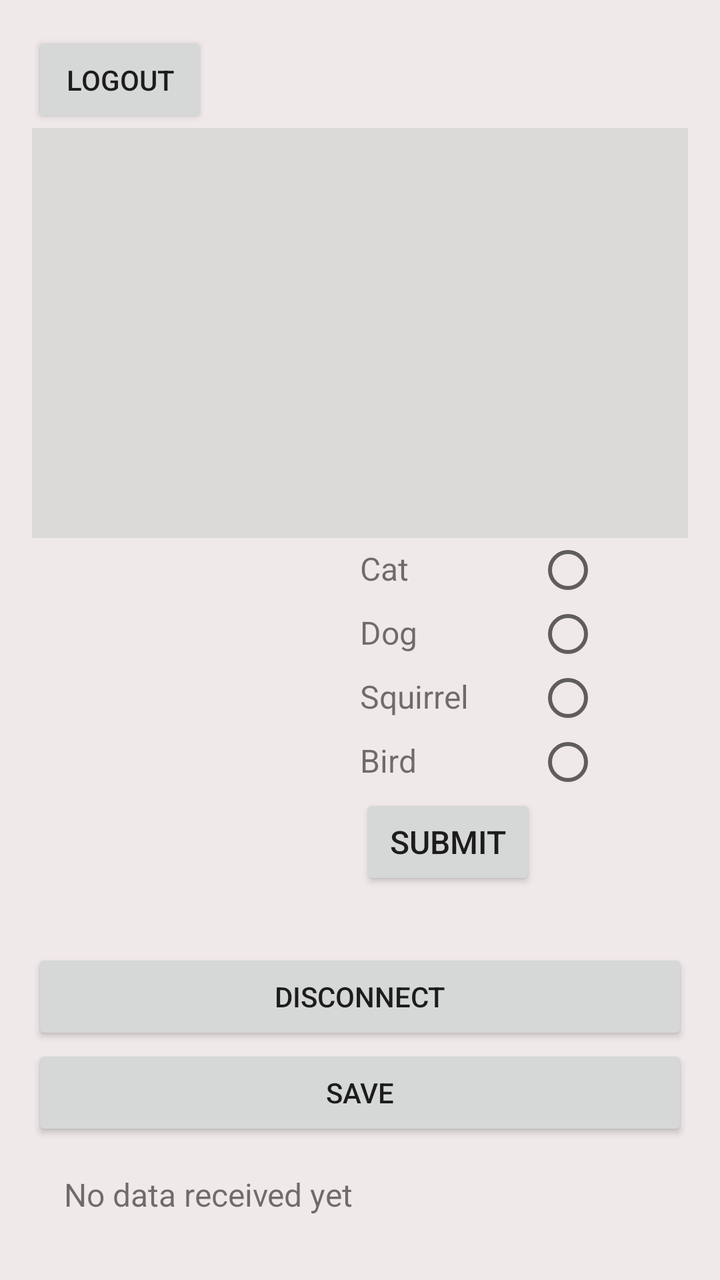
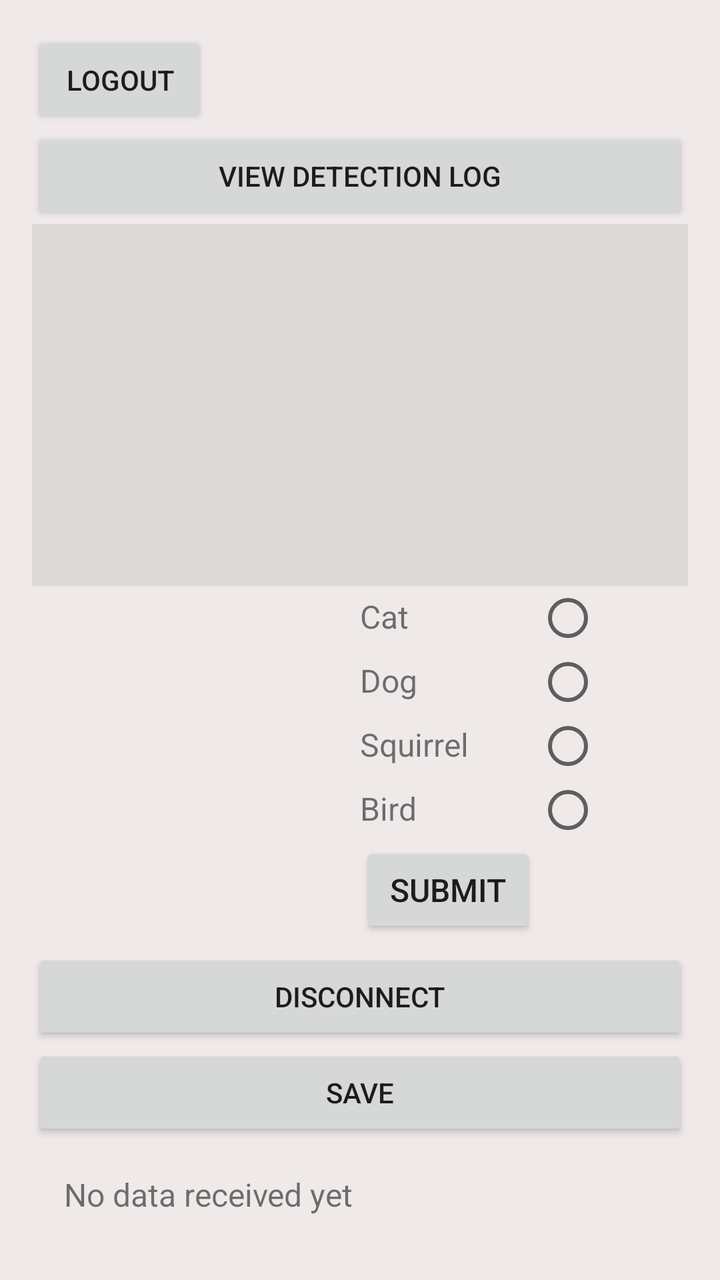

Two renders of the same Android screen: before a commit and after it. Below are the layout's source before the change and the commit's diff.
<!-- AndroidManifest.xml: activity theme Theme.AppCompat.Light -->
<!-- res/layout/activity_main.xml -->
<?xml version="1.0" encoding="utf-8"?>
<LinearLayout
    xmlns:android="http://schemas.android.com/apk/res/android"
    xmlns:tools="http://schemas.android.com/tools"
    android:orientation="vertical"
    android:layout_width="match_parent"
    android:layout_height="match_parent"
    android:background="#F0E9E9"
    android:padding="16dp"
    tools:context=".MainActivity">

    








    
    <Button
        android:id="@+id/logoutButton"
        android:layout_width="wrap_content"
        android:layout_height="wrap_content"
        android:text="Logout" />

    
    <androidx.viewpager2.widget.ViewPager2
        android:id="@+id/viewPager"
        android:layout_width="match_parent"
        android:layout_height="0dp"
        android:layout_weight="1"
        android:background="#DCD9D9" />

    
    <LinearLayout
        android:layout_width="match_parent"
        android:layout_height="0dp"
        android:layout_weight="1"
        android:orientation="horizontal">

        
        <ListView
            android:id="@+id/listView"
            android:layout_width="0dp"
            android:layout_height="match_parent"
            android:layout_weight="1" />

        
        <TableLayout
            android:layout_width="0dp"
            android:layout_height="match_parent"
            android:layout_weight="1"
            android:shrinkColumns="1"
            android:stretchColumns="1"
            android:background="#00FFFFFF">

            <TableRow>
                <TextView
                    android:layout_width="wrap_content"
                    android:layout_height="wrap_content"
                    android:text="Cat"
                    android:textSize="16sp" />

                <RadioButton
                    android:id="@+id/radioCat"
                    android:layout_width="wrap_content"
                    android:layout_height="wrap_content" />
            </TableRow>

            <TableRow>
                <TextView
                    android:layout_width="wrap_content"
                    android:layout_height="wrap_content"
                    android:text="Dog"
                    android:textSize="16sp" />

                <RadioButton
                    android:id="@+id/radioDog"
                    android:layout_width="wrap_content"
                    android:layout_height="wrap_content" />
            </TableRow>

            <TableRow>
                <TextView
                    android:layout_width="wrap_content"
                    android:layout_height="wrap_content"
                    android:text="Squirrel"
                    android:textSize="16sp" />

                <RadioButton
                    android:id="@+id/radioSquirrel"
                    android:layout_width="wrap_content"
                    android:layout_height="wrap_content" />
            </TableRow>

            <TableRow>
                <TextView
                    android:layout_width="wrap_content"
                    android:layout_height="wrap_content"
                    android:text="Bird"
                    android:textSize="16sp" />

                <RadioButton
                    android:id="@+id/radioBird"
                    android:layout_width="wrap_content"
                    android:layout_height="wrap_content" />
            </TableRow>

            <TableRow>
                
                <Button
                    android:id="@+id/submitButton"
                    android:layout_width="wrap_content"
                    android:layout_height="wrap_content"
                    android:padding="8dp"
                    android:text="Submit"
                    android:textSize="16sp" />
            </TableRow>
        </TableLayout>
    </LinearLayout>

    
    <Button
        android:id="@+id/disconnectButton"
        android:layout_width="match_parent"
        android:layout_height="wrap_content"
        android:text="Disconnect" />

    
    <EditText
        android:id="@+id/messageBox"
        android:layout_width="match_parent"
        android:layout_height="wrap_content"
        android:hint="Hi from app"
        android:visibility="gone"
        tools:visibility="gone" />

    
    <Button
        android:id="@+id/sendButton"
        android:layout_width="match_parent"
        android:layout_height="wrap_content"
        android:text="Send Message"
        android:visibility="gone"
        tools:visibility="gone" />

    
    <Button
        android:id="@+id/saveButton"
        android:layout_width="match_parent"
        android:layout_height="wrap_content"
        android:text="Save" />

    
    <TextView
        android:id="@+id/dataTextView"
        android:layout_width="match_parent"
        android:layout_height="wrap_content"
        android:padding="16dp"
        android:text="No data received yet"
        android:textSize="16sp" />

</LinearLayout>
<!-- resources referenced by this layout -->
<resources>

</resources>

<!-- the commit's change to res/layout/activity_main.xml (unified diff, before → after) -->
@@ -24,6 +24,13 @@
         android:layout_width="wrap_content"
         android:layout_height="wrap_content"
         android:text="Logout" />
+
+    
+    <Button
+        android:id="@+id/viewDetectionLogsButton"
+        android:layout_width="match_parent"
+        android:layout_height="wrap_content"
+        android:text="View Detection Log" />
 
     
     <androidx.viewpager2.widget.ViewPager2
